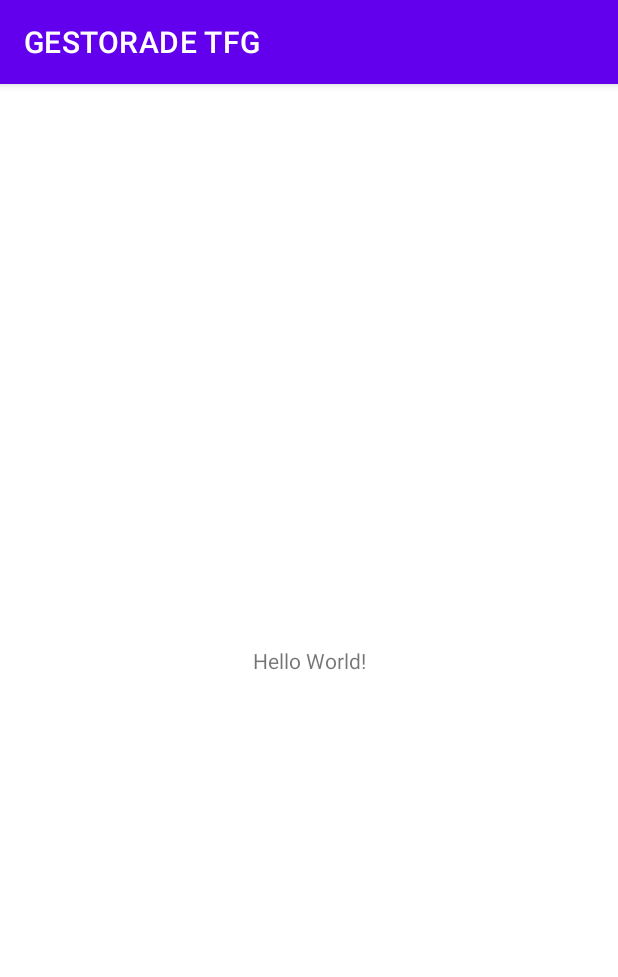
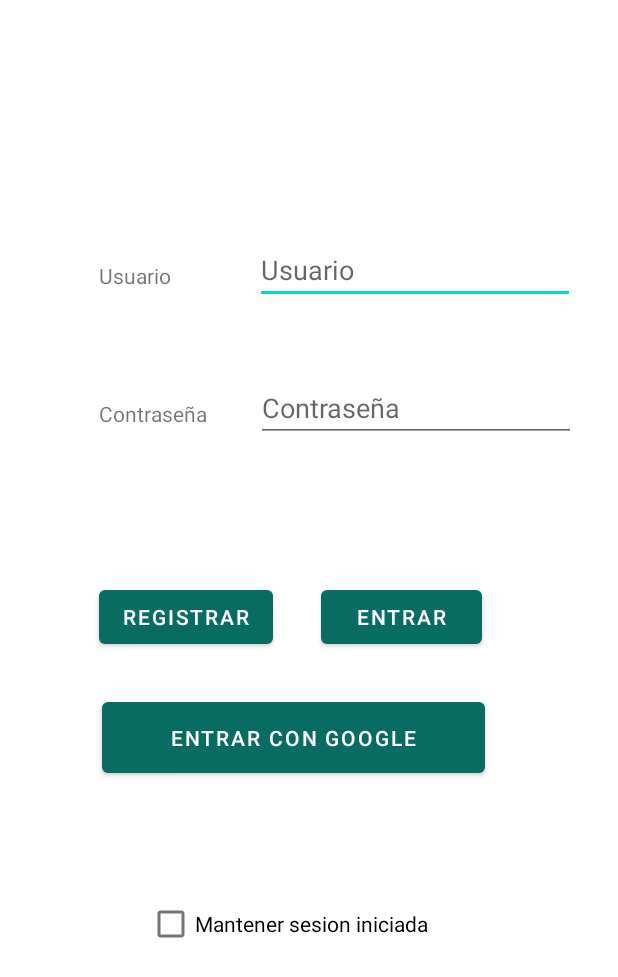
Before and after one commit to salvaHernandez/GESTORADE-PROYECTO-FINAL, an Android app: the screen it shows after launch (MainActivity), on a phone screen of 412 x 824 dp. Shown: the top 977 px of the screen. Run offline under Robolectric (Android 15) with nearby library versions, the phone set to English and light mode, and no system bars; our stand-ins replace Firebase (no records; nobody signed in at launch, a user with empty details on screens opened directly).

Commit message:
Primeros pasos

```diff
--- /dev/null
+++ b/app/src/main/java/com/example/gestoradetfg/Activity/MainActivity.kt
@@ -0,0 +1,120 @@
+package com.example.gestoradetfg
+
+import android.content.Intent
+import androidx.appcompat.app.AppCompatActivity
+import android.os.Bundle
+import android.util.Log
+import android.view.View
+import androidx.appcompat.app.AlertDialog
+import com.example.gestoradetfg.Model.ProviderType
+import com.google.android.gms.auth.api.signin.GoogleSignIn
+import com.google.android.gms.auth.api.signin.GoogleSignInOptions
+import com.google.android.gms.common.api.ApiException
+import com.google.firebase.analytics.FirebaseAnalytics
+import com.google.firebase.auth.AuthCredential
+import com.google.firebase.auth.FirebaseAuth
+import com.google.firebase.auth.GoogleAuthProvider
+import com.google.firebase.firestore.FirebaseFirestore
+
+
+
+
+
+class MainActivity : AppCompatActivity() {
+    companion object {
+        val db = FirebaseFirestore.getInstance()
+        val REQUEST_CODE_LOCATION = 0
+
+    }
+    private var RC_SIGN_IN = 1
+
+    override fun onCreate(savedInstanceState: Bundle?) {
+        super.onCreate(savedInstanceState)
+        setContentView(R.layout.activity_main)
+        supportActionBar?.hide()
+
+
+        //Con esto lanzamos eventos personalizados a GoogleAnalytics que podemos ver en nuestra consola de FireBase.
+        val analy: FirebaseAnalytics= FirebaseAnalytics.getInstance(this)
+        val bundle = Bundle()
+        bundle.putString("message","Integración completada")
+        analy.logEvent("InitScreen",bundle)
+
+    }
+
+
+    fun LoginGoogle (view: View) {
+        val googleConf = GoogleSignInOptions.Builder(GoogleSignInOptions.DEFAULT_SIGN_IN)
+            .requestIdToken(getString(R.string.request_id_token)) //Esto se encuentra en el archivo google-services.json: client->oauth_client -> client_id
+            .requestEmail()
+            .build()
+
+        val googleClient = GoogleSignIn.getClient(this,googleConf) //Este será el cliente de autenticación de Google.
+        googleClient.signOut() //Con esto salimos de la posible cuenta  de Google que se encuentre logueada.
+        val signInIntent = googleClient.signInIntent
+        startActivityForResult(signInIntent, RC_SIGN_IN)
+
+    }
+
+
+    override fun onActivityResult(requestCode: Int, resultCode: Int, data: Intent?) {
+        super.onActivityResult(requestCode, resultCode, data)
+
+        // Si la respuesta de esta activity se corresponde con la inicializada es que viene de la autenticación de Google.
+        if (requestCode == RC_SIGN_IN) {
+            val task=GoogleSignIn.getSignedInAccountFromIntent(data)
+            try {
+                val account=task.getResult(ApiException::class.java)!!
+
+                if (account != null) {
+                    val credential: AuthCredential=
+                        GoogleAuthProvider.getCredential(account.idToken, null)
+                    FirebaseAuth.getInstance().signInWithCredential(credential)
+                        .addOnCompleteListener {
+                            if (it.isSuccessful) {
+                                db.collection("users").document(account.email.toString()).get()
+                                    .addOnSuccessListener {
+
+                                    }
+                                irLogin(account.email ?: "", ProviderType.GOOGLE, false, false)
+                            } else showAlert()
+                        }
+                }
+            } catch (e: ApiException) {
+                Log.w("Salva", "Google sign in failed", e)
+                showAlert()
+            }
+        }
+    }
+
+    private fun showAlert(){
+        val builder = AlertDialog.Builder(this)
+        builder.setTitle("Error")
+        builder.setMessage("Se ha producido un error autenticando al usuairo")
+        builder.setPositiveButton("Aceptar",null)
+        val dialog: AlertDialog= builder.create()
+        dialog.show()
+    }
+
+
+    //*********************************************************************************
+    private fun irLogin(email:String, provider: ProviderType, isAdmin : Boolean, verificado : Boolean){
+
+/*
+        txtUser.text.clear()
+        txtPass.text.clear()
+
+        usuario.verificado = verificado
+        usuario.admin = isAdmin
+        usuario.email = email
+
+
+        val intent : Intent
+        intent = Intent(this,LoginActivity::class.java)
+
+        //   intent.putExtra("user", usuario)
+        startActivity(intent)
+*/
+    }
+
+}
--- /dev/null
+++ b/app/src/main/java/com/example/gestoradetfg/Model/ProviderType.kt
@@ -0,0 +1,6 @@
+package com.example.gestoradetfg.Model
+
+enum class ProviderType {
+    BASIC,
+    GOOGLE
+}
--- /dev/null
+++ b/app/src/main/java/com/example/gestoradetfg/Model/Usuario.kt
@@ -0,0 +1,5 @@
+package com.example.gestoradetfg.Model
+
+import java.io.Serializable
+
+data class Usuario(var email: String, var nombre: String, var apellidos: String, var direccion: String): Serializable
--- a/app/src/main/res/layout/activity_main.xml
+++ b/app/src/main/res/layout/activity_main.xml
@@ -4,15 +4,111 @@
     xmlns:tools="http://schemas.android.com/tools"
     android:layout_width="match_parent"
     android:layout_height="match_parent"
-    tools:context=".MainActivity">
+    tools:context=".Activity.MainActivity">
+
+
+    <Button
+        android:id="@+id/btnRegistrar"
+        android:layout_width="wrap_content"
+        android:layout_height="wrap_content"
+        android:onClick="Registrar"
+        android:text="@string/btnRegistrar"
+        android:theme="@style/btnTheme"
+        app:layout_constraintBottom_toBottomOf="parent"
+        app:layout_constraintEnd_toEndOf="parent"
+        app:layout_constraintHorizontal_bias="0.224"
+        app:layout_constraintStart_toStartOf="parent"
+        app:layout_constraintTop_toTopOf="parent"
+        app:layout_constraintVertical_bias="0.499" />
+
+    <Button
+        android:id="@+id/btnLoginGoogle"
+        android:layout_width="255dp"
+        android:layout_height="59dp"
+        android:onClick="LoginGoogle"
+        android:text="@string/btnEntrarGoogle"
+        android:theme="@style/btnTheme"
+        app:layout_constraintBottom_toBottomOf="parent"
+        app:layout_constraintEnd_toEndOf="parent"
+        app:layout_constraintHorizontal_bias="0.433"
+        app:layout_constraintStart_toStartOf="parent"
+        app:layout_constraintTop_toTopOf="parent"
+        app:layout_constraintVertical_bias="0.604" />
+
+    <Button
+        android:id="@+id/btnLogin"
+        android:layout_width="107dp"
+        android:layout_height="48dp"
+        android:onClick="Login"
+        android:text="@string/btnEntrar"
+        android:theme="@style/btnTheme"
+        app:layout_constraintBottom_toBottomOf="parent"
+        app:layout_constraintEnd_toEndOf="parent"
+        app:layout_constraintHorizontal_bias="0.702"
+        app:layout_constraintStart_toStartOf="parent"
+        app:layout_constraintTop_toTopOf="parent"
+        app:layout_constraintVertical_bias="0.499" />
 
     <TextView
+        android:layout_width="83dp"
+        android:layout_height="30dp"
+        android:text="@string/userName"
+        app:layout_constraintBottom_toBottomOf="parent"
+        app:layout_constraintEnd_toEndOf="parent"
+        app:layout_constraintHorizontal_bias="0.201"
+        app:layout_constraintStart_toStartOf="parent"
+        app:layout_constraintTop_toTopOf="parent"
+        app:layout_constraintVertical_bias="0.219" />
+
+    <TextView
+        android:layout_width="83dp"
+        android:layout_height="30dp"
+        android:text="@string/pass"
+        app:layout_constraintBottom_toBottomOf="parent"
+        app:layout_constraintEnd_toEndOf="parent"
+        app:layout_constraintHorizontal_bias="0.201"
+        app:layout_constraintStart_toStartOf="parent"
+        app:layout_constraintTop_toTopOf="parent"
+        app:layout_constraintVertical_bias="0.335" />
+
+    <EditText
+        android:id="@+id/txtUser"
         android:layout_width="wrap_content"
         android:layout_height="wrap_content"
-        android:text="Hello World!"
+        android:ems="10"
+        android:hint="@string/userName"
+        android:inputType="textPersonName"
         app:layout_constraintBottom_toBottomOf="parent"
-        app:layout_constraintLeft_toLeftOf="parent"
-        app:layout_constraintRight_toRightOf="parent"
-        app:layout_constraintTop_toTopOf="parent" />
+        app:layout_constraintEnd_toEndOf="parent"
+        app:layout_constraintHorizontal_bias="0.855"
+        app:layout_constraintStart_toStartOf="parent"
+        app:layout_constraintTop_toTopOf="parent"
+        app:layout_constraintVertical_bias="0.202" />
+
+    <EditText
+        android:id="@+id/txtPass"
+        android:layout_width="wrap_content"
+        android:layout_height="wrap_content"
+        android:ems="10"
+        android:hint="@string/pass"
+        android:inputType="textPersonName"
+        app:layout_constraintBottom_toBottomOf="parent"
+        app:layout_constraintEnd_toEndOf="parent"
+        app:layout_constraintHorizontal_bias="0.86"
+        app:layout_constraintStart_toStartOf="parent"
+        app:layout_constraintTop_toTopOf="parent"
+        app:layout_constraintVertical_bias="0.32" />
+
+    <CheckBox
+        android:id="@+id/checkSesionIni"
+        android:layout_width="203dp"
+        android:layout_height="45dp"
+        android:text="@string/StrCheckSesion"
+        app:layout_constraintBottom_toBottomOf="parent"
+        app:layout_constraintEnd_toEndOf="parent"
+        app:layout_constraintHorizontal_bias="0.47"
+        app:layout_constraintStart_toStartOf="parent"
+        app:layout_constraintTop_toTopOf="parent"
+        app:layout_constraintVertical_bias="0.762" />
 
 </androidx.constraintlayout.widget.ConstraintLayout>
--- a/app/src/main/res/values/colors.xml
+++ b/app/src/main/res/values/colors.xml
@@ -7,4 +7,9 @@
     <color name="teal_700">#FF018786</color>
     <color name="black">#FF000000</color>
     <color name="white">#FFFFFFFF</color>
+
+    <color name="colorBtn">#086C63</color>
+    <color name="colorApp">#054C46</color>
+    <color name="colorSecundario">#066058</color>
+
 </resources>
--- a/app/src/main/res/values/strings.xml
+++ b/app/src/main/res/values/strings.xml
@@ -1,3 +1,25 @@
 <resources>
     <string name="app_name">GESTORADE TFG</string>
+    <string name="request_id_token">527625456564-mg3j0ucdarcnm0tljqgfr9frngn65q3n.apps.googleusercontent.com</string>
+    <string name="userName">Usuario</string>
+    <string name="pass">Contraseña</string>
+    <string name="btnEntrar">Entrar</string>
+    <string name="btnEntrarGoogle">Entrar con Google</string>
+    <string name="btnSalir">Salir</string>
+    <string name="btnEnviar">Enviar</string>
+    <string name="btnReiniciar">Reiniciar</string>
+    <string name="btnGenerarUser">Generar Usuario</string>
+    <string name="btnRegistrar">Registrar</string>
+    <string name="btnCancelar">Cancelar</string>
+    <string name="StrCheckSesion">Mantener sesion iniciada</string>
+    <string name="smsBienvenida">Pedidos recientes</string>
+    <string name="txtMostrarTodos">Mostrar todos los eventos</string>
+
+    <string name="menuInicio">Inicio</string>
+    <string name="menuProveedores">Proveedores</string>
+    <string name="menuProductos">Productos</string>
+    <string name="topTittle">Gestion de pedidos</string>
+    <string name="open_drawer">Abrir</string>
+    <string name="close_drawer">Cerrar</string>
+
 </resources>
--- a/app/src/main/res/values/themes.xml
+++ b/app/src/main/res/values/themes.xml
@@ -13,4 +13,9 @@
         <item name="android:statusBarColor" tools:targetApi="l">?attr/colorPrimaryVariant</item>
         <!-- Customize your theme here. -->
     </style>
+
+    <style name="btnTheme" parent="Theme.GESTORADETFG">
+        <item name="colorPrimary">@color/colorBtn</item>
+    </style>
+
 </resources>
--- a/build.gradle
+++ b/build.gradle
@@ -7,6 +7,7 @@ buildscript {
     dependencies {
         classpath "com.android.tools.build:gradle:7.0.2"
         classpath "org.jetbrains.kotlin:kotlin-gradle-plugin:1.6.10"
+        classpath 'com.google.gms:google-services:4.3.10'
 
         // NOTE: Do not place your application dependencies here; they belong
         // in the individual module build.gradle files
```
Also changed, not shown: app/build.gradle (+29 -6 lines), app/src/main/AndroidManifest.xml (+7 -2 lines), app/src/main/java/com/example/gestorade/MainActivity.kt (deleted, +0 -11 lines), app/src/main/java/com/example/gestoradetfg/Model/Pedido.kt (added, +7 -0 lines), app/src/main/java/com/example/gestoradetfg/Model/Producto.kt (added, +7 -0 lines), app/src/main/java/com/example/gestoradetfg/Model/Proveedor.kt (added, +7 -0 lines), 6 other files.
